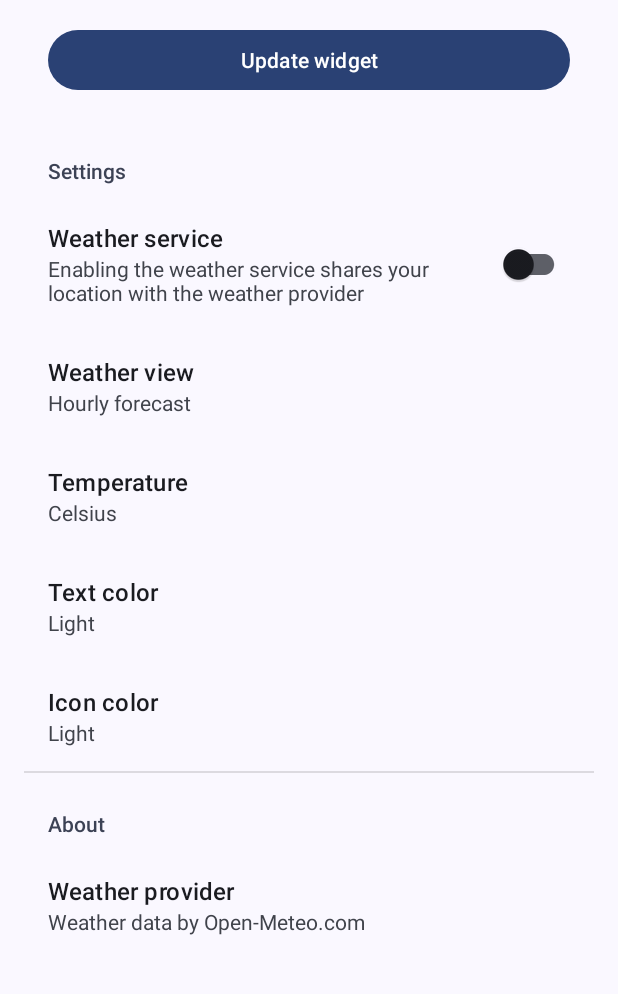
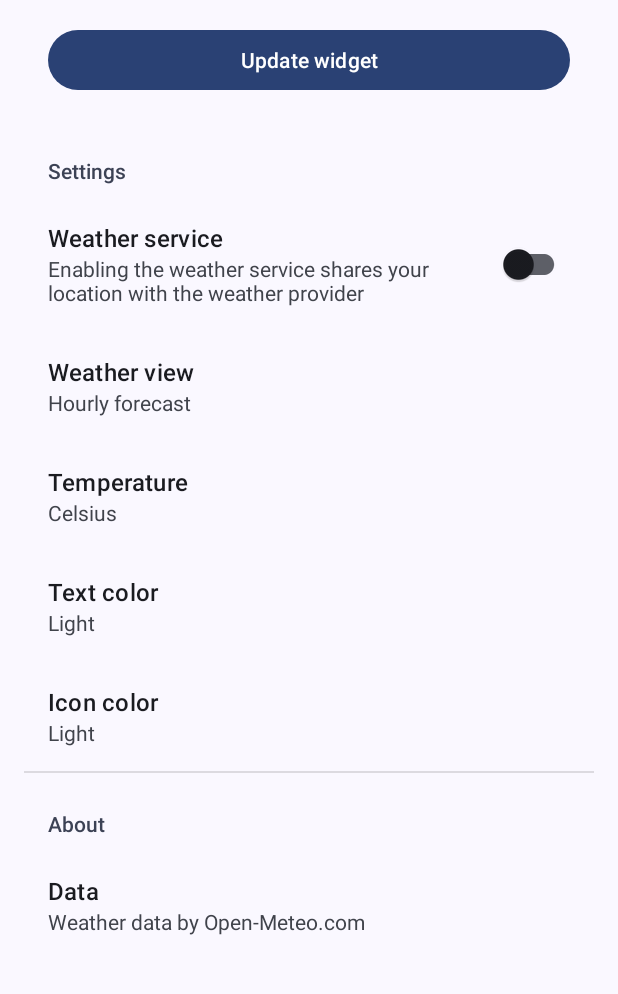
Before and after one commit to kolakek/pimi-widget, an Android app: the WidgetSettingsFragment screen opened directly, with no data from a screen before it, on a phone screen of 412 x 824 dp, the part 116-1110 px from its top. Run offline under Robolectric (Android 15) with nearby library versions, the phone set to English and light mode, and no system bars; our stand-ins replace androidx.preference; 3 statements that could not run were skipped.

Commit message:
Update text in settings window

```diff
--- a/app/src/main/res/values/strings.xml
+++ b/app/src/main/res/values/strings.xml
@@ -28,7 +28,7 @@
     <string name="config_weather_descr">Enabling the weather service shares your location with the weather provider</string>
 
     <!-- Title for the weather provider config option -->
-    <string name="config_weather_data">Weather provider</string>
+    <string name="config_weather_data">Data</string>
 
     <!-- Short description of weather provider config option -->
     <string name="config_provider_descr">Weather data by Open-Meteo.com</string>
```
Also changed, not shown: 1 other file.
